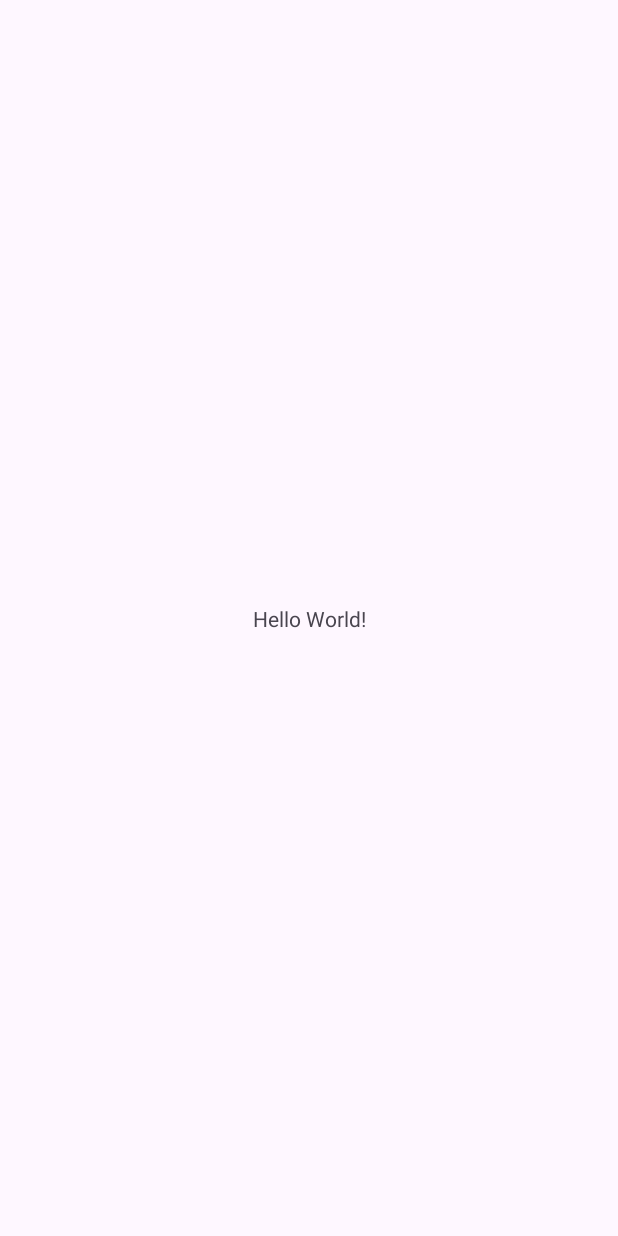
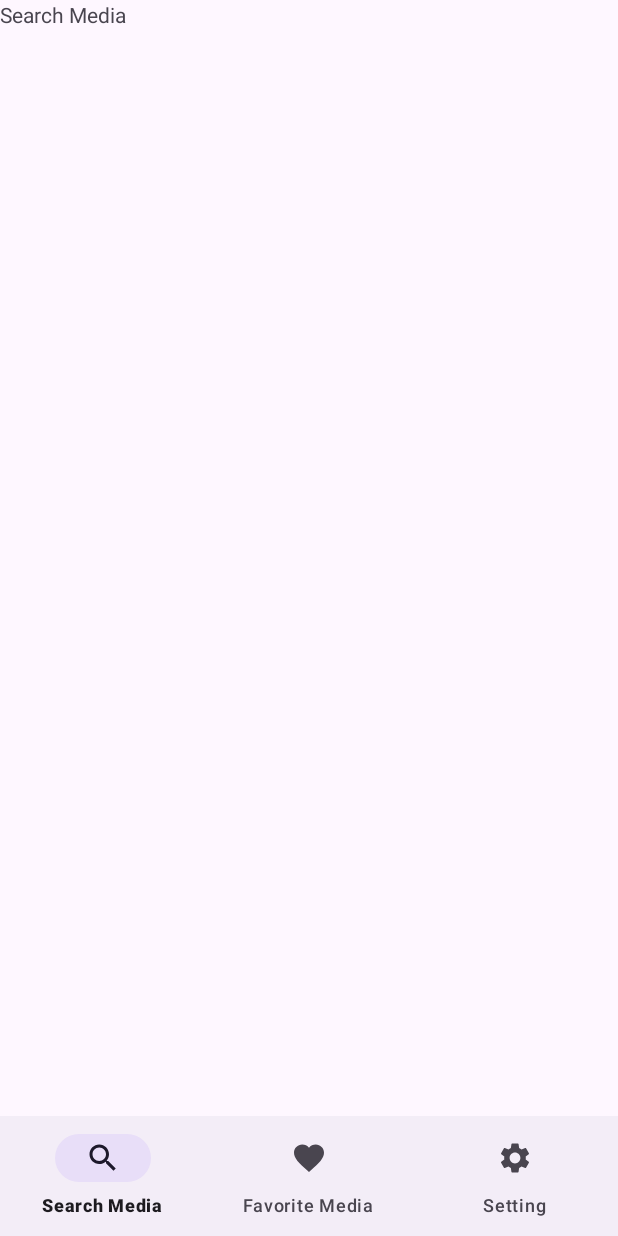
Before and after one commit to Nambyungwook/SearchMediaApp, an Android app: the screen it shows after launch (MainActivity), on a phone screen of 412 x 824 dp. Before the commit the screen is almost empty. Run offline under Robolectric (Android 15) with nearby library versions, the phone set to English and light mode, and no system bars.

Commit message:
초기 UI 구현

```diff
--- a/app/build.gradle
+++ b/app/build.gradle
@@ -23,6 +23,11 @@ android {
             proguardFiles getDefaultProguardFile('proguard-android-optimize.txt'), 'proguard-rules.pro'
         }
     }
+
+    buildFeatures {
+        viewBinding = true
+    }
+
     compileOptions {
         sourceCompatibility JavaVersion.VERSION_1_8
         targetCompatibility JavaVersion.VERSION_1_8
@@ -38,6 +43,7 @@ dependencies {
     implementation 'androidx.appcompat:appcompat:1.6.1'
     implementation 'com.google.android.material:material:1.5.0'
     implementation 'androidx.constraintlayout:constraintlayout:2.1.4'
+
     testImplementation 'junit:junit:4.13.2'
     androidTestImplementation 'androidx.test.ext:junit:1.1.5'
     androidTestImplementation 'androidx.test.espresso:espresso-core:3.5.1'
--- a/app/src/main/java/com/nbw/searchmediaapp/MainActivity.kt
+++ b/app/src/main/java/com/nbw/searchmediaapp/MainActivity.kt
@@ -2,10 +2,48 @@ package com.nbw.searchmediaapp
 
 import androidx.appcompat.app.AppCompatActivity
 import android.os.Bundle
+import com.nbw.searchmediaapp.databinding.ActivityMainBinding
+import com.nbw.searchmediaapp.ui.view.FavoriteMediaFragment
+import com.nbw.searchmediaapp.ui.view.SearchMediaFragment
+import com.nbw.searchmediaapp.ui.view.SettingFragment
 
 class MainActivity : AppCompatActivity() {
+
+    private val binding: ActivityMainBinding by lazy { ActivityMainBinding.inflate(layoutInflater) }
     override fun onCreate(savedInstanceState: Bundle?) {
         super.onCreate(savedInstanceState)
-        setContentView(R.layout.activity_main)
+        setContentView(binding.root)
+
+        setupBottomNavigationView()
+
+        if (savedInstanceState == null) {
+            binding.bottomNavigationView.selectedItemId = R.id.fragment_search_media
+        }
+    }
+
+    private fun setupBottomNavigationView() {
+        binding.bottomNavigationView.setOnItemSelectedListener { item ->
+            when (item.itemId) {
+                R.id.fragment_search_media -> {
+                    supportFragmentManager.beginTransaction()
+                        .replace(R.id.frame_layout, SearchMediaFragment())
+                        .commit()
+                    true
+                }
+                R.id.fragment_favorite_media -> {
+                    supportFragmentManager.beginTransaction()
+                        .replace(R.id.frame_layout, FavoriteMediaFragment())
+                        .commit()
+                    true
+                }
+                R.id.fragment_setting -> {
+                    supportFragmentManager.beginTransaction()
+                        .replace(R.id.frame_layout, SettingFragment())
+                        .commit()
+                    true
+                }
+                else -> false
+            }
+        }
     }
 }
--- /dev/null
+++ b/app/src/main/java/com/nbw/searchmediaapp/ui/view/SearchMediaFragment.kt
@@ -0,0 +1,27 @@
+package com.nbw.searchmediaapp.ui.view
+
+import android.os.Bundle
+import androidx.fragment.app.Fragment
+import android.view.LayoutInflater
+import android.view.View
+import android.view.ViewGroup
+import com.nbw.searchmediaapp.databinding.FragmentSearchMediaBinding
+
+class SearchMediaFragment : Fragment() {
+
+    private var _binding: FragmentSearchMediaBinding? = null
+    private val binding get() = _binding!!
+
+    override fun onCreateView(
+        inflater: LayoutInflater, container: ViewGroup?,
+        savedInstanceState: Bundle?
+    ): View {
+        _binding = FragmentSearchMediaBinding.inflate(inflater, container, false)
+        return binding.root
+    }
+
+    override fun onDestroyView() {
+        _binding = null
+        super.onDestroyView()
+    }
+}
--- /dev/null
+++ b/app/src/main/res/drawable/ic_favorite_24.xml
@@ -0,0 +1,5 @@
+<vector android:height="24dp" android:tint="#000000"
+    android:viewportHeight="24" android:viewportWidth="24"
+    android:width="24dp" xmlns:android="http://schemas.android.com/apk/res/android">
+    <path android:fillColor="@android:color/white" android:pathData="M12,21.35l-1.45,-1.32C5.4,15.36 2,12.28 2,8.5 2,5.42 4.42,3 7.5,3c1.74,0 3.41,0.81 4.5,2.09C13.09,3.81 14.76,3 16.5,3 19.58,3 22,5.42 22,8.5c0,3.78 -3.4,6.86 -8.55,11.54L12,21.35z"/>
+</vector>
--- /dev/null
+++ b/app/src/main/res/drawable/ic_favorite_border_24.xml
@@ -0,0 +1,5 @@
+<vector android:height="24dp" android:tint="#000000"
+    android:viewportHeight="24" android:viewportWidth="24"
+    android:width="24dp" xmlns:android="http://schemas.android.com/apk/res/android">
+    <path android:fillColor="@android:color/white" android:pathData="M16.5,3c-1.74,0 -3.41,0.81 -4.5,2.09C10.91,3.81 9.24,3 7.5,3 4.42,3 2,5.42 2,8.5c0,3.78 3.4,6.86 8.55,11.54L12,21.35l1.45,-1.32C18.6,15.36 22,12.28 22,8.5 22,5.42 19.58,3 16.5,3zM12.1,18.55l-0.1,0.1 -0.1,-0.1C7.14,14.24 4,11.39 4,8.5 4,6.5 5.5,5 7.5,5c1.54,0 3.04,0.99 3.57,2.36h1.87C13.46,5.99 14.96,5 16.5,5c2,0 3.5,1.5 3.5,3.5 0,2.89 -3.14,5.74 -7.9,10.05z"/>
+</vector>
--- /dev/null
+++ b/app/src/main/res/drawable/ic_search_24.xml
@@ -0,0 +1,5 @@
+<vector android:height="24dp" android:tint="#000000"
+    android:viewportHeight="24" android:viewportWidth="24"
+    android:width="24dp" xmlns:android="http://schemas.android.com/apk/res/android">
+    <path android:fillColor="@android:color/white" android:pathData="M15.5,14h-0.79l-0.28,-0.27C15.41,12.59 16,11.11 16,9.5 16,5.91 13.09,3 9.5,3S3,5.91 3,9.5 5.91,16 9.5,16c1.61,0 3.09,-0.59 4.23,-1.57l0.27,0.28v0.79l5,4.99L20.49,19l-4.99,-5zM9.5,14C7.01,14 5,11.99 5,9.5S7.01,5 9.5,5 14,7.01 14,9.5 11.99,14 9.5,14z"/>
+</vector>
--- /dev/null
+++ b/app/src/main/res/drawable/ic_settings_24.xml
@@ -0,0 +1,5 @@
+<vector android:height="24dp" android:tint="#000000"
+    android:viewportHeight="24" android:viewportWidth="24"
+    android:width="24dp" xmlns:android="http://schemas.android.com/apk/res/android">
+    <path android:fillColor="@android:color/white" android:pathData="M19.14,12.94c0.04,-0.3 0.06,-0.61 0.06,-0.94c0,-0.32 -0.02,-0.64 -0.07,-0.94l2.03,-1.58c0.18,-0.14 0.23,-0.41 0.12,-0.61l-1.92,-3.32c-0.12,-0.22 -0.37,-0.29 -0.59,-0.22l-2.39,0.96c-0.5,-0.38 -1.03,-0.7 -1.62,-0.94L14.4,2.81c-0.04,-0.24 -0.24,-0.41 -0.48,-0.41h-3.84c-0.24,0 -0.43,0.17 -0.47,0.41L9.25,5.35C8.66,5.59 8.12,5.92 7.63,6.29L5.24,5.33c-0.22,-0.08 -0.47,0 -0.59,0.22L2.74,8.87C2.62,9.08 2.66,9.34 2.86,9.48l2.03,1.58C4.84,11.36 4.8,11.69 4.8,12s0.02,0.64 0.07,0.94l-2.03,1.58c-0.18,0.14 -0.23,0.41 -0.12,0.61l1.92,3.32c0.12,0.22 0.37,0.29 0.59,0.22l2.39,-0.96c0.5,0.38 1.03,0.7 1.62,0.94l0.36,2.54c0.05,0.24 0.24,0.41 0.48,0.41h3.84c0.24,0 0.44,-0.17 0.47,-0.41l0.36,-2.54c0.59,-0.24 1.13,-0.56 1.62,-0.94l2.39,0.96c0.22,0.08 0.47,0 0.59,-0.22l1.92,-3.32c0.12,-0.22 0.07,-0.47 -0.12,-0.61L19.14,12.94zM12,15.6c-1.98,0 -3.6,-1.62 -3.6,-3.6s1.62,-3.6 3.6,-3.6s3.6,1.62 3.6,3.6S13.98,15.6 12,15.6z"/>
+</vector>
--- a/app/src/main/res/layout/activity_main.xml
+++ b/app/src/main/res/layout/activity_main.xml
@@ -1,18 +1,28 @@
 <?xml version="1.0" encoding="utf-8"?>
-<androidx.constraintlayout.widget.ConstraintLayout xmlns:android="http://schemas.android.com/apk/res/android"
+<androidx.constraintlayout.widget.ConstraintLayout
+    xmlns:android="http://schemas.android.com/apk/res/android"
     xmlns:app="http://schemas.android.com/apk/res-auto"
     xmlns:tools="http://schemas.android.com/tools"
     android:layout_width="match_parent"
     android:layout_height="match_parent"
     tools:context=".MainActivity">
 
-    <TextView
-        android:layout_width="wrap_content"
-        android:layout_height="wrap_content"
-        android:text="Hello World!"
-        app:layout_constraintBottom_toBottomOf="parent"
+    <FrameLayout
+        android:id="@+id/frame_layout"
+        android:layout_width="0dp"
+        android:layout_height="0dp"
+        app:layout_constraintBottom_toTopOf="@id/bottom_navigation_view"
         app:layout_constraintEnd_toEndOf="parent"
         app:layout_constraintStart_toStartOf="parent"
         app:layout_constraintTop_toTopOf="parent" />
 
+    <com.google.android.material.bottomnavigation.BottomNavigationView
+        android:id="@+id/bottom_navigation_view"
+        android:layout_width="0dp"
+        android:layout_height="wrap_content"
+        app:layout_constraintBottom_toBottomOf="parent"
+        app:layout_constraintEnd_toEndOf="parent"
+        app:layout_constraintStart_toStartOf="parent"
+        app:menu="@menu/bottom_navigation_menu" />
+
 </androidx.constraintlayout.widget.ConstraintLayout>
--- /dev/null
+++ b/app/src/main/res/layout/fragment_search_media.xml
@@ -0,0 +1,13 @@
+<?xml version="1.0" encoding="utf-8"?>
+<FrameLayout xmlns:android="http://schemas.android.com/apk/res/android"
+    xmlns:tools="http://schemas.android.com/tools"
+    android:layout_width="match_parent"
+    android:layout_height="match_parent"
+    tools:context=".ui.view.SearchMediaFragment">
+
+    <TextView
+        android:layout_width="match_parent"
+        android:layout_height="match_parent"
+        android:text="@string/search_media" />
+
+</FrameLayout>
--- /dev/null
+++ b/app/src/main/res/menu/bottom_navigation_menu.xml
@@ -0,0 +1,16 @@
+<?xml version="1.0" encoding="utf-8"?>
+<menu xmlns:android="http://schemas.android.com/apk/res/android">
+
+    <item android:id="@+id/fragment_search_media"
+        android:title="@string/search_media"
+        android:icon="@drawable/ic_search_24" />
+
+    <item android:id="@+id/fragment_favorite_media"
+        android:title="@string/favorite_media"
+        android:icon="@drawable/ic_favorite_24" />
+
+    <item android:id="@+id/fragment_setting"
+        android:title="@string/setting"
+        android:icon="@drawable/ic_settings_24" />
+
+</menu>
--- a/app/src/main/res/values/strings.xml
+++ b/app/src/main/res/values/strings.xml
@@ -1,3 +1,7 @@
 <resources>
     <string name="app_name">SearchMediaApp</string>
+
+    <string name="search_media">Search Media</string>
+    <string name="favorite_media">Favorite Media</string>
+    <string name="setting">Setting</string>
 </resources>
```
Also changed, not shown: app/src/main/java/com/nbw/searchmediaapp/ui/view/FavoriteMediaFragment.kt (added, +27 -0 lines), app/src/main/java/com/nbw/searchmediaapp/ui/view/SettingFragment.kt (added, +27 -0 lines), app/src/main/res/layout/fragment_favorite_media.xml (added, +13 -0 lines), app/src/main/res/layout/fragment_setting.xml (added, +13 -0 lines).
